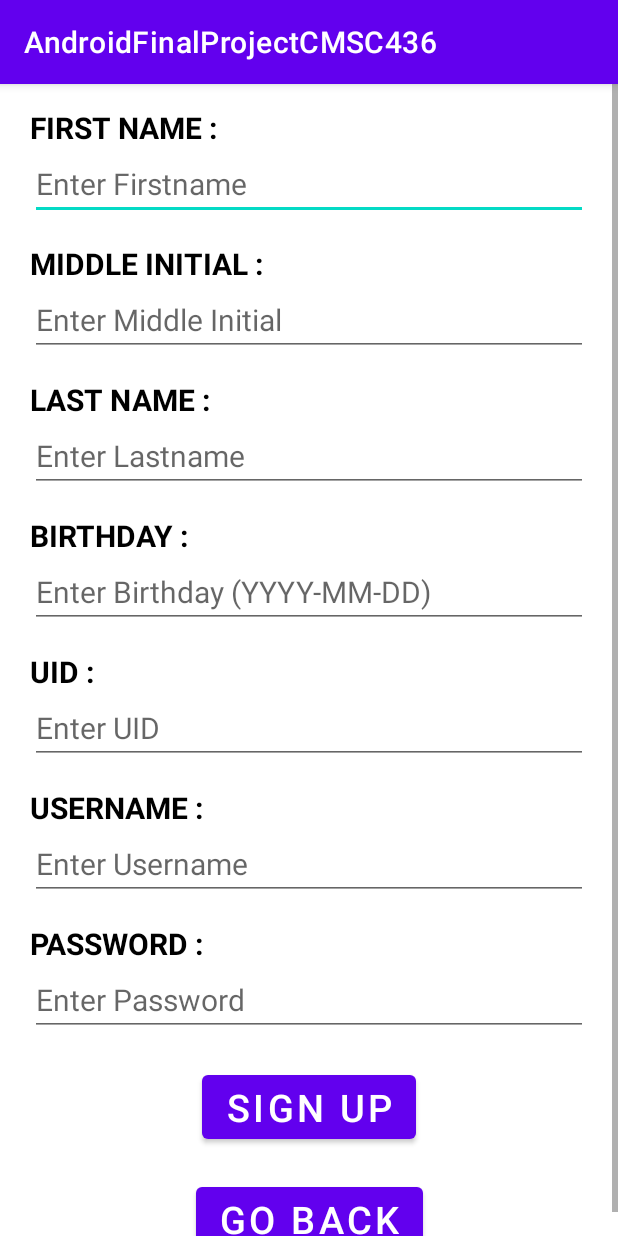
After one commit to ntuifranklin/testudo, an Android app: the SignUpActivity screen opened directly, with no data from a screen before it, on a phone screen of 412 x 824 dp. The commit adds this screen. Run offline under Robolectric (Android 15) with nearby library versions, the phone set to English and light mode, and no system bars.

Commit message:
Added a sign up button to the home page that uses a constraint layout

```diff
--- a/androidui/app/src/main/AndroidManifest.xml
+++ b/androidui/app/src/main/AndroidManifest.xml
@@ -33,6 +33,8 @@
             android:value="ca-app-pub-3940256099942544~3347511713"
             />
 
+        <activity android:name=".SignUpActivity"
+            android:screenOrientation="portrait"></activity>
         <activity android:name=".StudentDashboardActivity"
             android:screenOrientation="portrait"></activity>
         <activity android:name=".RegisterClassesActivity"
--- a/androidui/app/src/main/java/com/example/androidfinalprojectcmsc436/MainActivity.kt
+++ b/androidui/app/src/main/java/com/example/androidfinalprojectcmsc436/MainActivity.kt
@@ -27,6 +27,7 @@ class MainActivity : AppCompatActivity() {
     lateinit var usernameET : EditText
     lateinit var passwordET : EditText
     lateinit var loginButtonView : Button
+    lateinit var signUpButtonView : Button
     lateinit var loginTask : AccessWebThreadTask
     var result: String = ""
     var loginUrl : String = ""
@@ -36,7 +37,9 @@ class MainActivity : AppCompatActivity() {
         usernameET = findViewById(R.id.login_name)
         passwordET = findViewById(R.id.login_password)
         loginButtonView = findViewById(R.id.login_button)
+        signUpButtonView = findViewById(R.id.sign_up_button)
         loginButtonView.setOnClickListener(ButtonHandler())
+        signUpButtonView.setOnClickListener(ButtonHandler())
 
         createAd( )
     }
@@ -101,11 +104,17 @@ class MainActivity : AppCompatActivity() {
 
     }
 
+    fun goToSignUp( ) {
+        var signUpIntent : Intent = Intent( this, SignUpActivity::class.java )
+        startActivity( signUpIntent )
+    }
+
     inner class ButtonHandler : View.OnClickListener {
         override fun onClick(v: View?) {
-           if ( v == null )
-               return
+           if ( v != null && v == loginButtonView )
             checkUserLogin()
+           else if (v != null && v == signUpButtonView)
+               goToSignUp( )
         }
 
     }
--- /dev/null
+++ b/androidui/app/src/main/java/com/example/androidfinalprojectcmsc436/SignUpActivity.kt
@@ -0,0 +1,51 @@
+package com.example.androidfinalprojectcmsc436
+
+import android.os.Bundle
+import android.view.MotionEvent
+import android.view.View
+import android.widget.Button
+import android.widget.EditText
+import androidx.appcompat.app.AppCompatActivity
+
+class SignUpActivity : AppCompatActivity(), View.OnClickListener {
+
+    lateinit var firstName : String
+    lateinit var middleInitial : String
+    lateinit var lastName : String
+    lateinit var UID : String
+    lateinit var DOB : String
+    lateinit var username : String
+    lateinit var password : String
+    lateinit var signUpButton : Button
+    lateinit var goBackButton : Button
+
+    override fun onCreate(savedInstanceState: Bundle?) {
+        super.onCreate(savedInstanceState)
+        setContentView(R.layout.sign_up)
+
+        firstName = findViewById<EditText>(R.id.firstname_ET).text.toString()
+        middleInitial = findViewById<EditText>(R.id.middle_initial_ET).text.toString()
+        lastName = findViewById<EditText>(R.id.lastname_ET).text.toString()
+        UID = findViewById<EditText>(R.id.UID_ET).text.toString()
+        DOB = findViewById<EditText>(R.id.DOB_ET).text.toString()
+        username = findViewById<EditText>(R.id.username_ET).text.toString()
+        password = findViewById<EditText>(R.id.password_ET).text.toString()
+        signUpButton = findViewById<Button>(R.id.sign_up_button)
+        goBackButton = findViewById<Button>(R.id.go_back_button)
+        signUpButton.setOnClickListener(this)
+        goBackButton.setOnClickListener(this)
+
+    }
+
+    override fun onClick(v: View?) {
+        if (v != null && v == signUpButton) {
+            finish()
+        } else if (v != null && v == goBackButton) {
+            var student : Student = Student(UID, username, password, DOB, firstName, middleInitial, lastName)
+            student.addStudentToDatabase( firstName, middleInitial, lastName, UID, DOB, username, password)
+            finish()
+        }
+    }
+
+
+}
--- a/androidui/app/src/main/java/com/example/androidfinalprojectcmsc436/Student.kt
+++ b/androidui/app/src/main/java/com/example/androidfinalprojectcmsc436/Student.kt
@@ -9,6 +9,7 @@ class Student {
     private var middlename : String = ""
     private var lastname : String = ""
 
+    //May want to make a default construtor as will so that students can be added to the database without needing to be signed in
     constructor(uid: String,
                 username: String,
                 password: String,
@@ -74,6 +75,10 @@ class Student {
         this.lastname = lastname
     }
 
+    fun addStudentToDatabase(firstname: String, middlename: String, lastname: String, UID : String, DOB : String, username: String, password: String) : Unit {
+        //TODO, add user data from the sign up screen to the database
+    }
+
     override fun toString(): String {
         return  "UID: $uid \n" +
                 "Username: $username \n" +
--- a/androidui/app/src/main/res/layout/activity_main.xml
+++ b/androidui/app/src/main/res/layout/activity_main.xml
@@ -61,7 +61,7 @@
             android:id="@+id/login_button"
             android:text="@string/login_button_label"
             android:height="120dp"
-            android:layout_marginBottom="30dp"
+            android:layout_marginBottom="0dp"
 
              />
     </TableRow>
@@ -70,9 +70,25 @@
         android:layout_width="match_parent"
         android:layout_height="100dp"
         android:gravity="center"
-        android:layout_marginTop="180dp"
+        android:paddingTop="50dp"
+        android:layout_marginLeft="@dimen/activity_left_margin">
+        <Button
+            android:id="@+id/sign_up_button"
+            android:text="@string/sign_up_label"
+            android:height="120dp"
+            android:layout_marginBottom="30dp"
+
+            />
+    </TableRow>
+
+    <TableRow
+        android:layout_width="match_parent"
+        android:layout_height="100dp"
+        android:gravity="center"
+        android:layout_marginTop="50dp"
         android:layout_marginLeft="@dimen/activity_left_margin"
         android:id="@+id/ad" >
     </TableRow>
 
+
 </TableLayout>
--- /dev/null
+++ b/androidui/app/src/main/res/layout/sign_up.xml
@@ -0,0 +1,160 @@
+<?xml version="1.0" encoding="utf-8"?>
+<ScrollView xmlns:android="http://schemas.android.com/apk/res/android"
+    android:layout_width="match_parent"
+    android:layout_height="match_parent">
+
+    <androidx.constraintlayout.widget.ConstraintLayout xmlns:android="http://schemas.android.com/apk/res/android"
+        xmlns:app="http://schemas.android.com/apk/res-auto"
+        android:layout_width="match_parent"
+        android:layout_height="match_parent">
+
+        <TextView
+            android:id="@+id/firstname_label"
+            style="@style/SignUpLabels"
+            android:layout_width="wrap_content"
+            android:layout_height="wrap_content"
+            android:text="@string/firstname_label"
+            app:layout_constraintLeft_toLeftOf="parent"
+            app:layout_constraintTop_toTopOf="parent"></TextView>
+
+        <EditText
+            android:id="@+id/firstname_ET"
+            style="@style/SignUpET"
+            android:layout_width="match_parent"
+            android:layout_height="wrap_content"
+            android:hint="@string/firstname_placeholder"
+            app:layout_constraintLeft_toLeftOf="parent"
+            app:layout_constraintTop_toBottomOf="@+id/firstname_label"></EditText>
+
+        <TextView
+            android:id="@+id/middle_initial_label"
+            style="@style/SignUpLabels"
+            android:layout_width="wrap_content"
+            android:layout_height="wrap_content"
+            android:text="@string/middleInitial_label"
+            app:layout_constraintLeft_toLeftOf="parent"
+            app:layout_constraintTop_toBottomOf="@+id/firstname_ET"></TextView>
+
+        <EditText
+            android:id="@+id/middle_initial_ET"
+            style="@style/SignUpET"
+            android:layout_width="match_parent"
+            android:layout_height="wrap_content"
+            android:hint="@string/middleInitial_placeholder"
+            app:layout_constraintLeft_toLeftOf="parent"
+            app:layout_constraintTop_toBottomOf="@+id/middle_initial_label"></EditText>
+
+        <TextView
+            android:id="@+id/lastname_label"
+            style="@style/SignUpLabels"
+            android:layout_width="wrap_content"
+            android:layout_height="wrap_content"
+            android:text="@string/lastname_label"
+            app:layout_constraintLeft_toLeftOf="parent"
+            app:layout_constraintTop_toBottomOf="@+id/middle_initial_ET"></TextView>
+
+        <EditText
+            android:id="@+id/lastname_ET"
+            style="@style/SignUpET"
+            android:layout_width="match_parent"
+            android:layout_height="wrap_content"
+            android:hint="@string/lastname_placeholder"
+            app:layout_constraintLeft_toLeftOf="parent"
+            app:layout_constraintTop_toBottomOf="@+id/lastname_label"></EditText>
+
+        <TextView
+            android:id="@+id/DOB_label"
+            style="@style/SignUpLabels"
+            android:layout_width="wrap_content"
+            android:layout_height="wrap_content"
+            android:text="@string/DOB_label"
+            app:layout_constraintLeft_toLeftOf="parent"
+            app:layout_constraintTop_toBottomOf="@+id/lastname_ET"></TextView>
+
+        <EditText
+            android:id="@+id/DOB_ET"
+            style="@style/SignUpET"
+            android:layout_width="match_parent"
+            android:layout_height="wrap_content"
+            android:hint="@string/DOB_placeholder"
+            app:layout_constraintLeft_toLeftOf="parent"
+            app:layout_constraintTop_toBottomOf="@+id/DOB_label"></EditText>
+
+        <TextView
+            android:id="@+id/UID_label"
+            style="@style/SignUpLabels"
+            android:layout_width="wrap_content"
+            android:layout_height="wrap_content"
+            android:text="@string/UID_label"
+            app:layout_constraintLeft_toLeftOf="parent"
+            app:layout_constraintTop_toBottomOf="@+id/DOB_ET"></TextView>
+
+        <EditText
+            android:id="@+id/UID_ET"
+            style="@style/SignUpET"
+            android:layout_width="match_parent"
+            android:layout_height="wrap_content"
+            android:hint="@string/UID_placeholder"
+            app:layout_constraintLeft_toLeftOf="parent"
+            app:layout_constraintTop_toBottomOf="@+id/UID_label"></EditText>
+
+        <TextView
+            android:id="@+id/username_label"
+            style="@style/SignUpLabels"
+            android:layout_width="wrap_content"
+            android:layout_height="wrap_content"
+            android:text="@string/username_label"
+            app:layout_constraintLeft_toLeftOf="parent"
+            app:layout_constraintTop_toBottomOf="@+id/UID_ET"></TextView>
+
+        <EditText
+            android:id="@+id/username_ET"
+            style="@style/SignUpET"
+            android:layout_width="match_parent"
+            android:layout_height="wrap_content"
+            android:hint="@string/username_placeholder"
+            app:layout_constraintLeft_toLeftOf="parent"
+            app:layout_constraintTop_toBottomOf="@+id/username_label"></EditText>
+
+        <TextView
+            android:id="@+id/password_label"
+            style="@style/SignUpLabels"
+            android:layout_width="wrap_content"
+            android:layout_height="wrap_content"
+            android:text="@string/password_label"
+            app:layout_constraintLeft_toLeftOf="parent"
+            app:layout_constraintTop_toBottomOf="@+id/username_ET"></TextView>
+
+        <EditText
+            android:id="@+id/password_ET"
+            style="@style/SignUpET"
+            android:layout_width="match_parent"
+            android:layout_height="wrap_content"
+            android:hint="@string/password_text_placeholder"
+            app:layout_constraintLeft_toLeftOf="parent"
+            app:layout_constraintTop_toBottomOf="@+id/password_label"></EditText>
+
+        <Button
+            android:layout_width="wrap_content"
+            android:layout_height="wrap_content"
+            android:text="Sign up"
+            android:id="@+id/sign_up_button"
+            app:layout_constraintLeft_toLeftOf="parent"
+            app:layout_constraintRight_toRightOf="parent"
+            app:layout_constraintTop_toBottomOf="@+id/password_ET"
+            android:layout_marginTop="20dp">
+        </Button>
+
+        <Button
+            android:layout_width="wrap_content"
+            android:layout_height="wrap_content"
+            android:text="Go Back"
+            android:id="@+id/go_back_button"
+            app:layout_constraintLeft_toLeftOf="parent"
+            app:layout_constraintRight_toRightOf="parent"
+            app:layout_constraintTop_toBottomOf="@+id/sign_up_button"
+            android:layout_marginTop="20dp">
+        </Button>
+
+    </androidx.constraintlayout.widget.ConstraintLayout>
+</ScrollView>
--- a/androidui/app/src/main/res/values/strings.xml
+++ b/androidui/app/src/main/res/values/strings.xml
@@ -28,12 +28,27 @@
     <string name="login_name_label">USERNAME : </string>
     <string name="password_label">PASSWORD : </string>
     <string name="login_button_label">LOGIN</string>
+    <string name="sign_up_label">SIGN UP</string>
+    <string name="username_label">USERNAME : </string>
+    <string name="firstname_label">FIRST NAME : </string>
+    <string name="middleInitial_label">MIDDLE INITIAL : </string>
+    <string name="UID_label">UID : </string>
+    <string name="DOB_label">BIRTHDAY : </string>
+    <string name="lastname_label">LAST NAME : </string>
+
 
     <string name="student_success_logged_in">You Successfully Logged In</string>
     <!--  some Place Holders  -->
 
     <string name="login_name_placeholder">Enter Username</string>
     <string name="password_text_placeholder">Enter Password</string>
+    <string name="username_placeholder">Enter Username </string>
+    <string name="firstname_placeholder">Enter Firstname </string>
+    <string name="middleInitial_placeholder">Enter Middle Initial </string>
+    <string name="UID_placeholder">Enter UID</string>
+    <string name="DOB_placeholder">Enter Birthday (YYYY-MM-DD)</string>
+    <string name="lastname_placeholder">Enter Lastname</string>
+
 
     <!--  Student Dashboard Strings Titles -->
     <string name="dashboard_register_course">Register For A Course</string>
--- a/androidui/app/src/main/res/values/themes.xml
+++ b/androidui/app/src/main/res/values/themes.xml
@@ -15,4 +15,17 @@
 
         <item name="android:textSize">25sp</item>
     </style>
+    <style name="SignUpLabels">
+        <item name="android:textStyle">bold</item>
+        <item name="android:textColor">@color/black</item>
+        <item name="android:textSize">20sp</item>
+        <item name="android:layout_marginTop">15dp</item>
+        <item name="android:layout_marginLeft">20dp</item>
+    </style>
+    <style name="SignUpET">
+        <item name="android:textSize">20sp</item>
+        <item name="android:layout_marginRight">20dp</item>
+        <item name="android:layout_marginLeft">20dp</item>
+        <item name="android:inputType">text</item>
+    </style>
 </resources>
```
